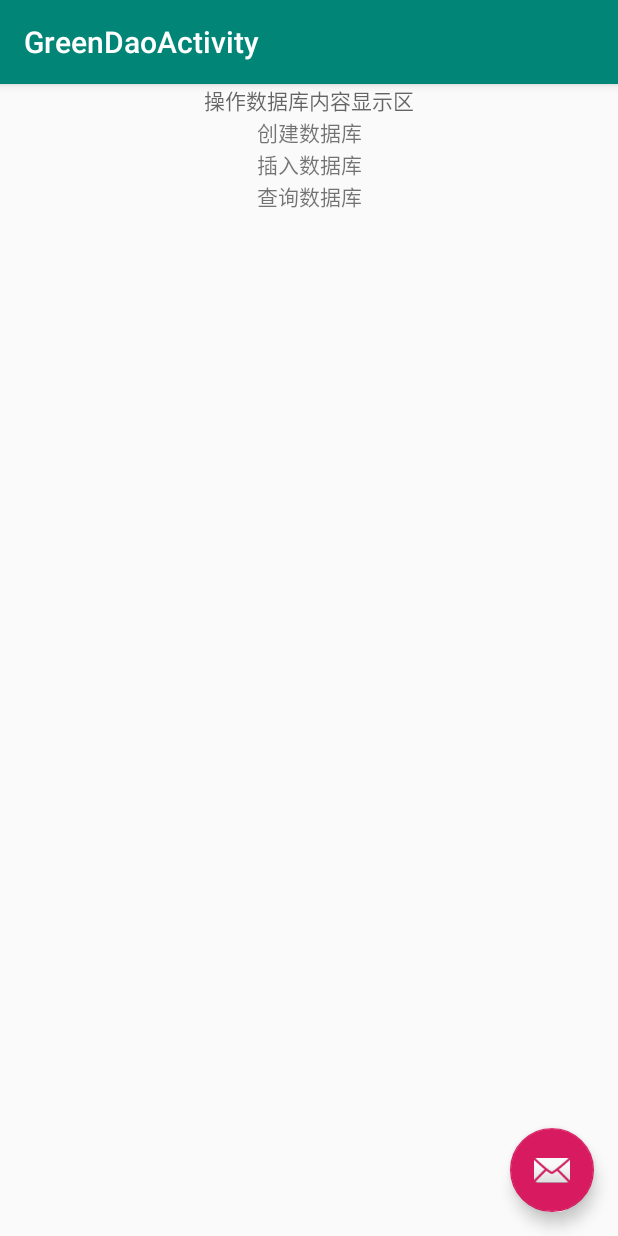
After one commit to IvingShe/AndroidDemo, an Android app: the GreenDaoActivity screen opened directly, with no data from a screen before it, on a phone screen of 412 x 824 dp. The commit adds this screen. Run offline under Robolectric (Android 15) with nearby library versions, the phone set to English and light mode, and no system bars.

Commit message:
GreenDao demo stage1

```diff
--- a/JavaDemo/build.gradle
+++ b/JavaDemo/build.gradle
@@ -6,3 +6,7 @@ dependencies {
 
 sourceCompatibility = "1.7"
 targetCompatibility = "1.7"
+//指定编译的编码
+tasks.withType(JavaCompile){
+    options.encoding = "UTF-8"
+}
--- a/app/src/main/AndroidManifest.xml
+++ b/app/src/main/AndroidManifest.xml
@@ -2,7 +2,7 @@
 <manifest xmlns:android="http://schemas.android.com/apk/res/android"
     package="cn.iving.demo.androiddemoapp"
     xmlns:tools="http://schemas.android.com/tools">
-
+    <uses-sdk tools:overrideLibrary="com.iving.greendaodemo"/>
   <uses-permission android:name="android.permission.MODIFY_AUDIO_SETTINGS" />
   <uses-permission android:name="android.permission.RECORD_AUDIO"></uses-permission>
   <uses-permission android:name="android.permission.CALL_PHONE"/>
--- a/app/src/main/java/cn/iving/demo/androiddemoapp/MainActivity.java
+++ b/app/src/main/java/cn/iving/demo/androiddemoapp/MainActivity.java
@@ -15,6 +15,7 @@ import android.view.MenuItem;
 import android.widget.Toast;
 
 import com.example.okhttpdemo.OKhttpDemoActivity;
+import com.iving.greendaodemo.GreenDaoActivity;
 
 
 import cn.iving.demo.annotation.ViewInject;
@@ -52,6 +53,7 @@ public class MainActivity extends BaseActivity implements View.OnClickListener {
 //
         this.findViewById(R.id.btn_OKHttp).setOnClickListener(this);
         this.findViewById(R.id.btn_java).setOnClickListener(this);
+        this.findViewById(R.id.btn_greenDao).setOnClickListener(this);
         validateService();
     }
 
@@ -115,6 +117,10 @@ public class MainActivity extends BaseActivity implements View.OnClickListener {
                 JavaUtils javaUtils=new JavaUtils();
                 javaUtils.testPattern();
                 break;
+            case R.id.btn_greenDao:
+                Intent i2= new Intent(this, GreenDaoActivity.class);
+                this.startActivity(i2);
+                break;
 
         }
     }
--- a/greendaodemo/build.gradle
+++ b/greendaodemo/build.gradle
@@ -40,10 +40,12 @@ dependencies {
     implementation fileTree(dir: 'libs', include: ['*.jar'])
 
     implementation 'androidx.appcompat:appcompat:1.1.0'
+    implementation 'androidx.constraintlayout:constraintlayout:1.1.3'
+    implementation 'com.google.android.material:material:1.1.0'
     testImplementation 'junit:junit:4.12'
     androidTestImplementation 'androidx.test.ext:junit:1.1.1'
     androidTestImplementation 'androidx.test.espresso:espresso-core:3.2.0'
 
-    compile 'org.greenrobot:greendao:3.2.2'
-    compile 'org.greenrobot:greendao-generator:3.2.2'
+    implementation 'org.greenrobot:greendao:3.2.2'
+    implementation 'org.greenrobot:greendao-generator:3.2.2'
 }
--- /dev/null
+++ b/greendaodemo/src/main/res/layout/activity_green_dao.xml
@@ -0,0 +1,33 @@
+<?xml version="1.0" encoding="utf-8"?>
+<androidx.coordinatorlayout.widget.CoordinatorLayout xmlns:android="http://schemas.android.com/apk/res/android"
+    xmlns:app="http://schemas.android.com/apk/res-auto"
+    xmlns:tools="http://schemas.android.com/tools"
+    android:layout_width="match_parent"
+    android:layout_height="match_parent"
+    tools:context=".GreenDaoActivity">
+
+    <com.google.android.material.appbar.AppBarLayout
+        android:layout_width="match_parent"
+        android:layout_height="wrap_content"
+        android:theme="@style/AppTheme.AppBarOverlay">
+
+        <androidx.appcompat.widget.Toolbar
+            android:id="@+id/toolbar"
+            android:layout_width="match_parent"
+            android:layout_height="?attr/actionBarSize"
+            android:background="?attr/colorPrimary"
+            app:popupTheme="@style/AppTheme.PopupOverlay" />
+
+    </com.google.android.material.appbar.AppBarLayout>
+
+    <include layout="@layout/content_green_dao" />
+
+    <com.google.android.material.floatingactionbutton.FloatingActionButton
+        android:id="@+id/fab"
+        android:layout_width="wrap_content"
+        android:layout_height="wrap_content"
+        android:layout_gravity="bottom|end"
+        android:layout_margin="@dimen/fab_margin"
+        app:srcCompat="@android:drawable/ic_dialog_email" />
+
+</androidx.coordinatorlayout.widget.CoordinatorLayout>
--- /dev/null
+++ b/greendaodemo/src/main/res/layout/content_green_dao.xml
@@ -0,0 +1,51 @@
+<?xml version="1.0" encoding="utf-8"?>
+<androidx.constraintlayout.widget.ConstraintLayout xmlns:android="http://schemas.android.com/apk/res/android"
+    xmlns:app="http://schemas.android.com/apk/res-auto"
+    xmlns:tools="http://schemas.android.com/tools"
+    android:layout_width="match_parent"
+    android:layout_height="match_parent"
+    app:layout_behavior="@string/appbar_scrolling_view_behavior"
+    tools:context=".GreenDaoActivity"
+    tools:showIn="@layout/activity_green_dao">
+
+    <TextView
+        android:hint="操作数据库内容显示区"
+        android:id="@+id/tv_content"
+        android:layout_width="wrap_content"
+        android:layout_height="wrap_content"
+        app:layout_constraintTop_toTopOf="parent"
+        app:layout_constraintLeft_toLeftOf="parent"
+        app:layout_constraintRight_toRightOf="parent"/>
+
+
+    <TextView
+        android:text="创建数据库"
+        android:id="@+id/tv_create"
+        android:layout_width="wrap_content"
+        android:layout_height="wrap_content"
+        app:layout_constraintTop_toBottomOf="@id/tv_content"
+        app:layout_constraintLeft_toLeftOf="parent"
+        app:layout_constraintRight_toRightOf="parent"/>
+
+
+    <TextView
+        android:text="插入数据库"
+        android:id="@+id/tv_insert"
+        android:layout_width="wrap_content"
+        android:layout_height="wrap_content"
+        app:layout_constraintTop_toBottomOf="@id/tv_create"
+        app:layout_constraintLeft_toLeftOf="parent"
+        app:layout_constraintRight_toRightOf="parent"/>
+
+    <TextView
+        android:text = "查询数据库"
+        android:id="@+id/tv_query"
+        android:layout_width="wrap_content"
+        android:layout_height="wrap_content"
+        app:layout_constraintTop_toBottomOf="@id/tv_insert"
+        app:layout_constraintLeft_toLeftOf="parent"
+        app:layout_constraintRight_toRightOf="parent"/>
+
+
+
+</androidx.constraintlayout.widget.ConstraintLayout>
--- /dev/null
+++ b/greendaodemo/src/main/res/values/dimens.xml
@@ -0,0 +1,3 @@
+<resources>
+    <dimen name="fab_margin">16dp</dimen>
+</resources>
--- a/greendaodemo/src/main/res/values/strings.xml
+++ b/greendaodemo/src/main/res/values/strings.xml
@@ -1,3 +1,4 @@
 <resources>
     <string name="app_name">GreenDaoDemo</string>
+    <string name="title_activity_green_dao">GreenDaoActivity</string>
 </resources>
--- /dev/null
+++ b/greendaodemo/src/main/res/values/styles.xml
@@ -0,0 +1,13 @@
+<resources>
+
+    <style name="AppTheme" parent="Theme.MaterialComponents.Light" />
+
+    <style name="AppTheme.NoActionBar">
+        <item name="windowActionBar">false</item>
+        <item name="windowNoTitle">true</item>
+    </style>
+
+    <style name="AppTheme.AppBarOverlay" parent="ThemeOverlay.AppCompat.Dark.ActionBar" />
+
+    <style name="AppTheme.PopupOverlay" parent="ThemeOverlay.AppCompat.Light" />
+</resources>
```
Also changed, not shown: app/build.gradle (+6 -2 lines), app/src/main/res/layout/content_main.xml (+7 -0 lines), greendaodemo/src/main/AndroidManifest.xml (+11 -1 lines), greendaodemo/src/main/java/com/iving/greendao/gen/DaoMaster.java (added, +96 -0 lines), greendaodemo/src/main/java/com/iving/greendao/gen/DaoSession.java (added, +48 -0 lines), greendaodemo/src/main/java/com/iving/greendao/gen/PersonDao.java (added, +143 -0 lines), greendaodemo/src/main/java/com/iving/greendaodemo/GreenDaoActivity.java (added, +127 -0 lines), greendaodemo/src/main/java/com/iving/greendaodemo/GreenDaoDemoManager.java (added, +99 -0 lines), greendaodemo/src/main/java/com/iving/greendaodemo/Person.java (+40 -10 lines).
